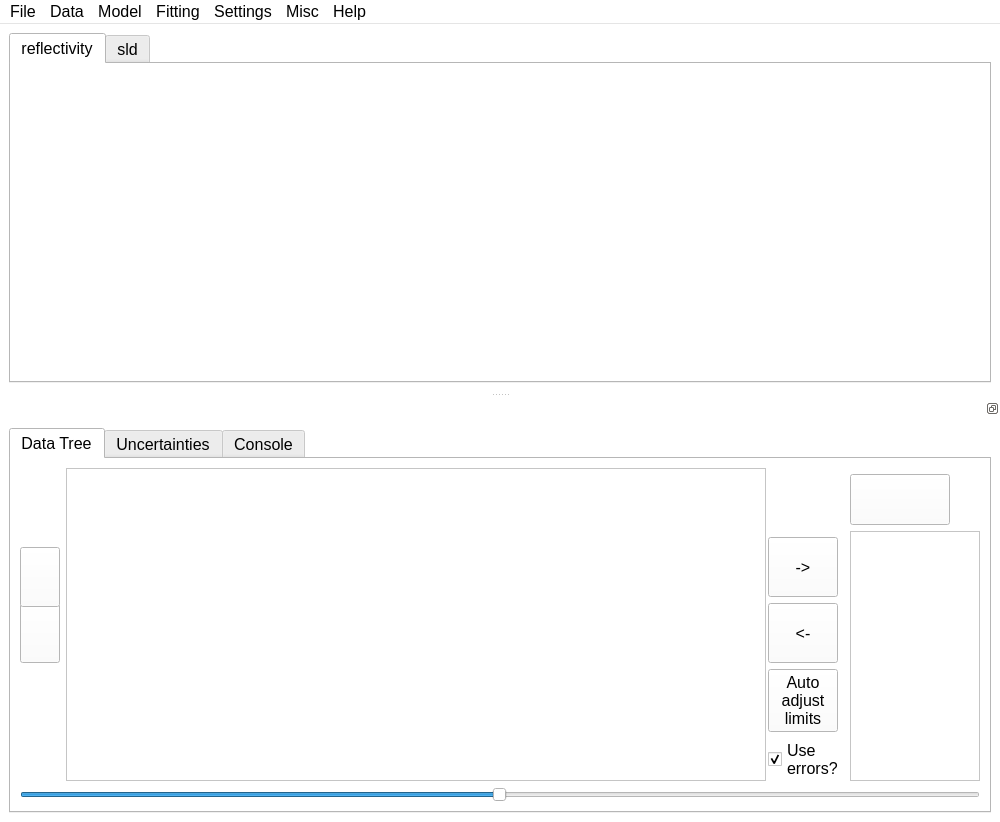
refnx/refnx, file refnx/reflect/_app/ui/motofit.ui: the form before one commit.
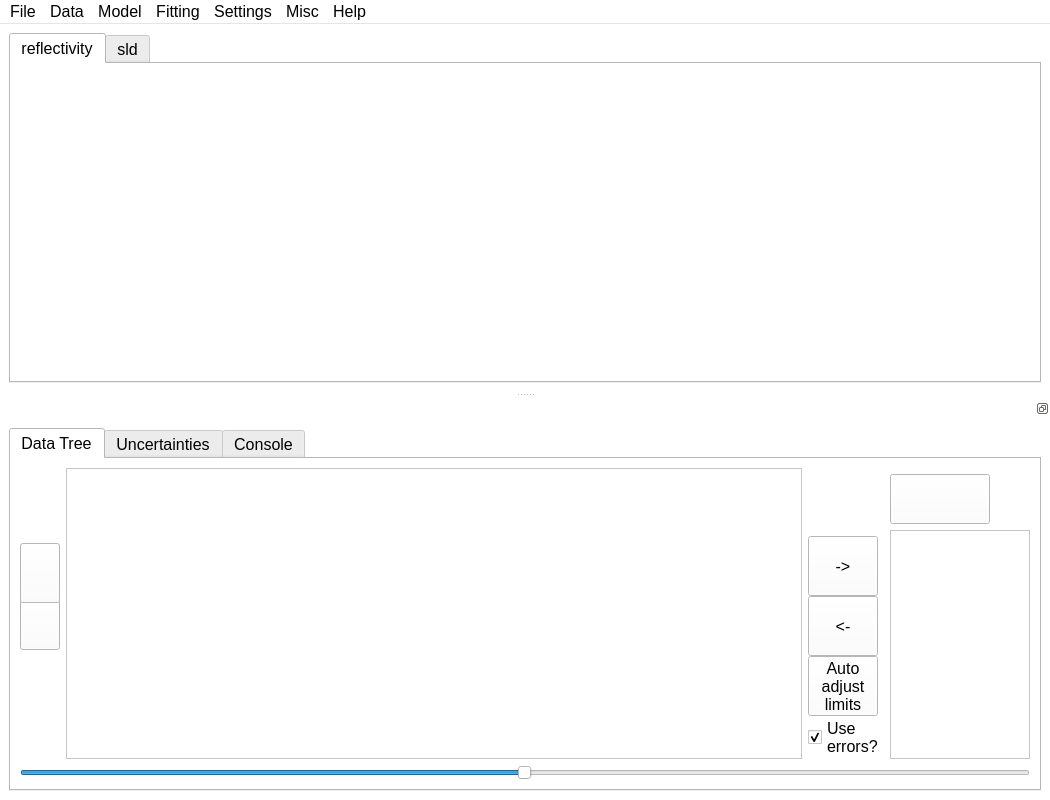
The form after the commit. Icons and pictures are not drawn.

Commit message: DOC: docstring examples

```diff
--- a/refnx/reflect/_app/ui/motofit.ui
+++ b/refnx/reflect/_app/ui/motofit.ui
@@ -6,8 +6,8 @@
    <rect>
     <x>0</x>
     <y>0</y>
-    <width>1000</width>
-    <height>822</height>
+    <width>1050</width>
+    <height>800</height>
    </rect>
   </property>
   <property name="sizePolicy">
@@ -540,7 +540,7 @@
     <rect>
      <x>0</x>
      <y>0</y>
-     <width>1000</width>
+     <width>1050</width>
      <height>22</height>
     </rect>
    </property>
```
The commit also changes 1 other file.
